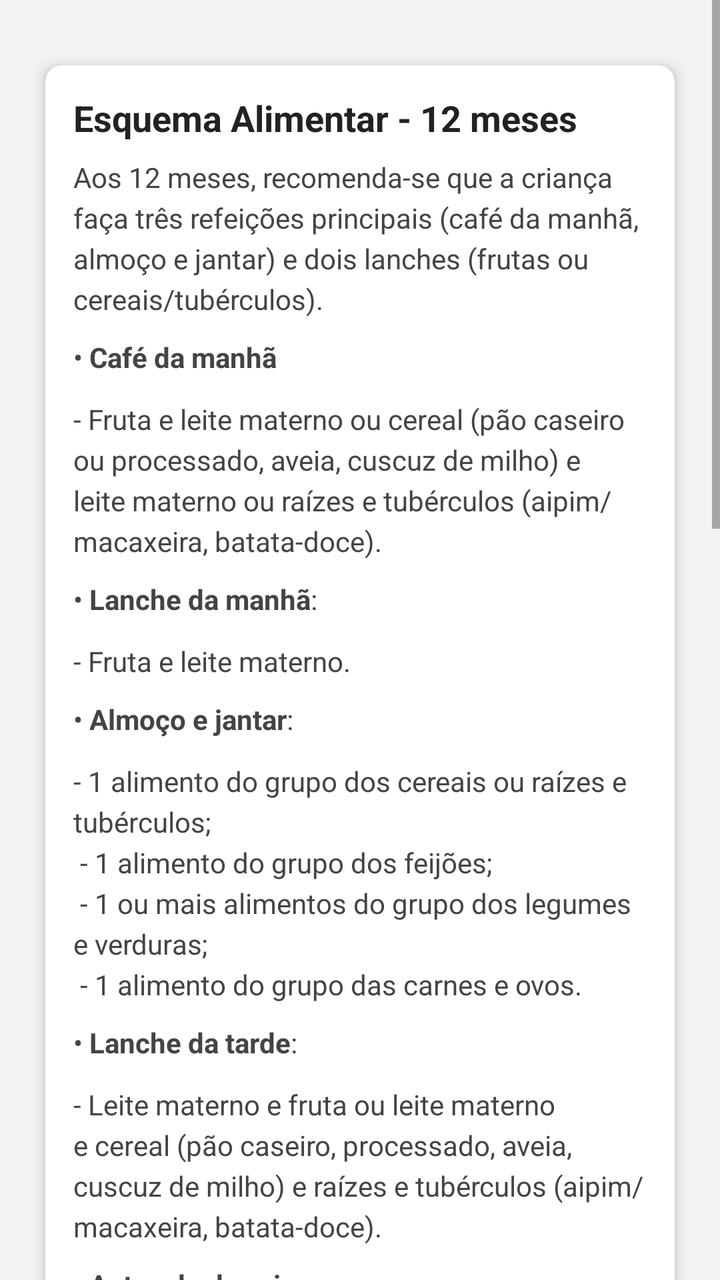
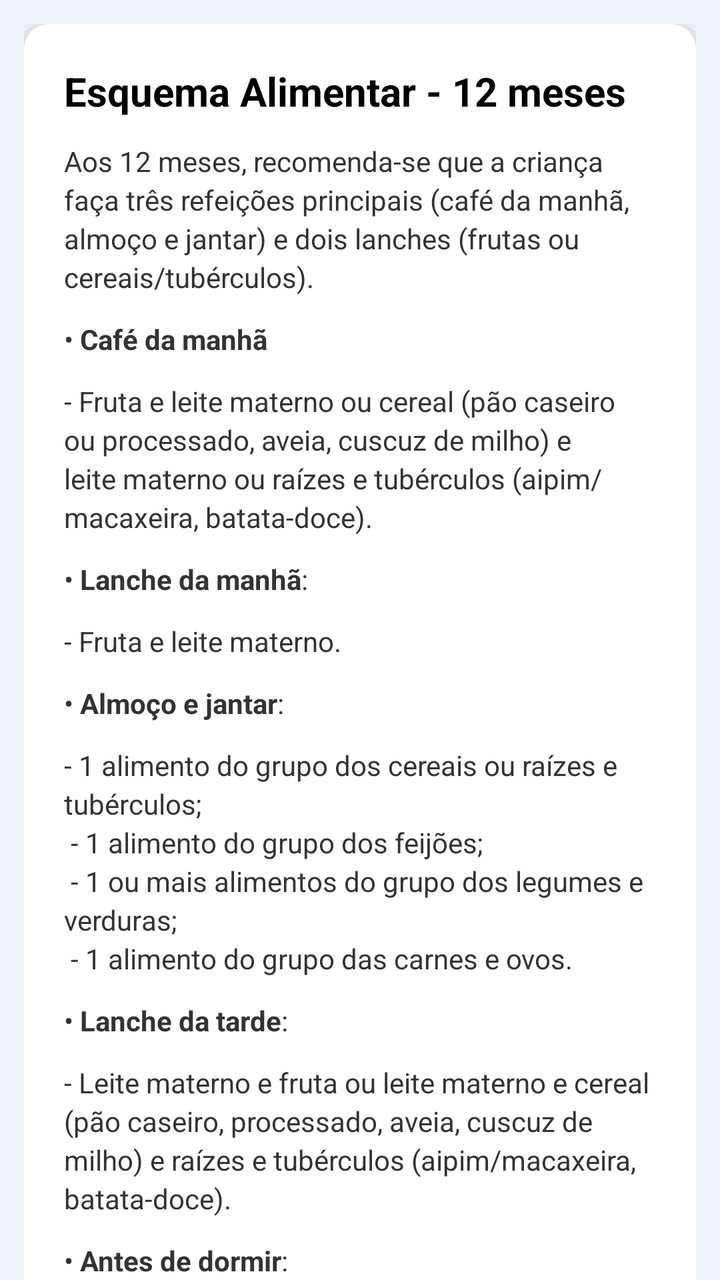

Screens rendered from an Android XML layout before and after an edit, with the pre-edit source and the edit as a unified diff.
<!-- AndroidManifest.xml: application theme Theme.NutrirAGente -->
<!-- res/layout/dietary_plan12.xml -->
<?xml version="1.0" encoding="utf-8"?>
<LinearLayout xmlns:android="http://schemas.android.com/apk/res/android"
    xmlns:app="http://schemas.android.com/apk/res-auto"
    android:orientation="vertical"
    android:layout_width="match_parent"
    android:layout_height="match_parent"
    android:background="#F2F2F2">



    
    <ScrollView
        android:layout_width="match_parent"
        android:layout_height="match_parent"
        android:fillViewport="true">

        <LinearLayout
            android:layout_width="match_parent"
            android:layout_height="wrap_content"
            android:orientation="vertical"
            android:padding="16dp">

            
            <androidx.cardview.widget.CardView
                android:layout_width="match_parent"
                android:layout_height="wrap_content"
                android:layout_marginTop="8dp"
                android:layout_marginBottom="16dp"
                app:cardCornerRadius="8dp"
                app:cardElevation="4dp"
                app:cardUseCompatPadding="true">

                <LinearLayout
                    android:layout_width="match_parent"
                    android:layout_height="wrap_content"
                    android:orientation="vertical"
                    android:padding="14dp">

                    
                    <TextView
                        android:id="@+id/title_feeding_scheme_12m"
                        android:layout_width="wrap_content"
                        android:layout_height="wrap_content"
                        android:text="@string/feeding_scheme_12m"
                        android:textSize="18sp"
                        android:textStyle="bold"
                        android:textColor="#222222"
                        android:layout_marginBottom="8dp"/>

                    
                    <TextView
                        android:id="@+id/intro_feeding_12m"
                        android:layout_width="match_parent"
                        android:layout_height="wrap_content"
                        android:text="@string/feeding_intro_12m"
                        android:textSize="14sp"
                        android:textColor="#444444"
                        android:lineSpacingExtra="4dp"
                        android:layout_marginBottom="10dp"/>

                    
                    <TextView
                        android:id="@+id/breakfast"
                        android:layout_width="match_parent"
                        android:layout_height="wrap_content"
                        android:text="@string/breakfast"
                        android:textSize="14sp"
                        android:textColor="#444444"
                        android:lineSpacingExtra="4dp"
                        android:layout_marginBottom="12dp" />

                    <TextView
                        android:id="@+id/breakfastconteudo"
                        android:layout_width="match_parent"
                        android:layout_height="wrap_content"
                        android:text="@string/breakfast_cont"
                        android:textSize="14sp"
                        android:textColor="#444444"
                        android:lineSpacingExtra="4dp"
                        android:layout_marginBottom="10dp"/>

                    <TextView
                        android:id="@+id/mid_morning_snack"
                        android:layout_width="match_parent"
                        android:layout_height="wrap_content"
                        android:text="@string/mid_morning_snack"
                        android:textSize="14sp"
                        android:textColor="#444444"
                        android:lineSpacingExtra="4dp"
                        android:layout_marginBottom="12dp" />

                    <TextView
                        android:id="@+id/mid_morning_snackconteudo"
                        android:layout_width="match_parent"
                        android:layout_height="wrap_content"
                        android:text="@string/mid_morning_snack_cont"
                        android:textSize="14sp"
                        android:textColor="#444444"
                        android:lineSpacingExtra="4dp"
                        android:layout_marginBottom="10dp"/>

                    <TextView
                    android:id="@+id/lunch_and_dinner"
                    android:layout_width="match_parent"
                    android:layout_height="wrap_content"
                    android:text="@string/lunch_and_dinner"
                    android:textSize="14sp"
                    android:textColor="#444444"
                    android:lineSpacingExtra="4dp"
                    android:layout_marginBottom="12dp" />

                    <TextView
                        android:id="@+id/lunch_and_dinnerconteudo"
                        android:layout_width="match_parent"
                        android:layout_height="wrap_content"
                        android:text="@string/lunch_and_dinnercont"
                        android:textSize="14sp"
                        android:textColor="#444444"
                        android:lineSpacingExtra="4dp"
                        android:layout_marginBottom="10dp"/>

                    <TextView
                        android:id="@+id/afternoon_snack"
                        android:layout_width="match_parent"
                        android:layout_height="wrap_content"
                        android:text="@string/afternoon_snack"
                        android:textSize="14sp"
                        android:textColor="#444444"
                        android:lineSpacingExtra="4dp"
                        android:layout_marginBottom="12dp" />

                    <TextView
                        android:id="@+id/afternoon_snackconteudo"
                        android:layout_width="match_parent"
                        android:layout_height="wrap_content"
                        android:text="@string/afternoon_snackcont"
                        android:textSize="14sp"
                        android:textColor="#444444"
                        android:lineSpacingExtra="4dp"
                        android:layout_marginBottom="10dp"/>

                    <TextView
                        android:id="@+id/beforesleeping"
                        android:layout_width="match_parent"
                        android:layout_height="wrap_content"
                        android:text="@string/beforesleeping"
                        android:textSize="14sp"
                        android:textColor="#444444"
                        android:lineSpacingExtra="4dp"
                        android:layout_marginBottom="10dp"/>

                    <TextView
                        android:id="@+id/beforesleepingcont"
                        android:layout_width="match_parent"
                        android:layout_height="wrap_content"
                        android:text="@string/beforesleepingcont"
                        android:textSize="14sp"
                        android:textColor="#444444"
                        android:lineSpacingExtra="4dp"
                        android:layout_marginBottom="10dp"/>

                    
                    <ImageView
                        android:id="@+id/feeding_child_image"
                        android:layout_width="160dp"
                        android:layout_height="160dp"
                        android:src="@drawable/bebe_andando"
                        android:layout_gravity="center"
                        android:adjustViewBounds="true"
                        android:scaleType="fitCenter"
                        android:layout_marginTop="6dp"
                        android:layout_marginBottom="6dp"/>

                    
                    <LinearLayout
                        android:layout_width="match_parent"
                        android:layout_height="wrap_content"
                        android:layout_marginTop="4dp"
                        android:layout_marginBottom="12dp"
                        android:background="#FFC0CB"
                        android:orientation="vertical"
                        android:padding="12dp">

                        <TextView
                            android:layout_width="wrap_content"
                            android:layout_height="wrap_content"
                            android:layout_marginBottom="6dp"
                            android:text="@string/blue_card_title"
                            android:textColor="#000000"
                            android:textSize="15sp"
                            android:textStyle="bold"
                            android:layout_gravity="center_horizontal"
                            />

                        <TextView
                            android:layout_width="wrap_content"
                            android:layout_height="wrap_content"
                            android:text="@string/almoçoejanta12"
                            android:textColor="#333333"
                            android:textSize="14sp" />

                        <TextView
                            android:layout_width="wrap_content"
                            android:layout_height="wrap_content"
                            android:layout_marginBottom="6dp"
                            android:text="Consistência"
                            android:textColor="#000000"
                            android:textSize="15sp"
                            android:textStyle="bold"
                            android:layout_gravity="center_horizontal"
                            />

                        <TextView
                            android:layout_width="wrap_content"
                            android:layout_height="wrap_content"
                            android:text="Ofereça os alimenteos em pedaços maiores na mesma consistência da comida da família."
                            android:textColor="#333333"
                            android:textSize="14sp" />

                    </LinearLayout>

                <LinearLayout
                    android:layout_width="match_parent"
                    android:layout_height="wrap_content"
                    android:layout_marginTop="4dp"
                    android:layout_marginBottom="12dp"
                    android:background="#FFEA70"
                    android:orientation="vertical"
                    android:padding="12dp">

                    <TextView
                        android:layout_width="wrap_content"
                        android:layout_height="wrap_content"
                        android:text="@string/goldentext"
                        android:textColor="#333333"
                        android:textSize="14sp"
                        android:layout_gravity="center_horizontal" />
                </LinearLayout>

                    <ImageView
                        android:id="@+id/fooding_child_image"
                        android:layout_width="160dp"
                        android:layout_height="160dp"
                        android:src="@drawable/bebe_com_fruta_inteira"
                        android:layout_gravity="center"
                        android:adjustViewBounds="true"
                        android:scaleType="fitCenter"
                        android:layout_marginTop="6dp"
                        android:layout_marginBottom="6dp"/>

                    <LinearLayout
                        android:layout_width="match_parent"
                        android:layout_height="wrap_content"
                        android:layout_marginTop="4dp"
                        android:layout_marginBottom="12dp"
                        android:background="#E0FFFF"
                        android:orientation="vertical"
                        android:padding="12dp">

                        <TextView
                            android:layout_width="wrap_content"
                            android:layout_height="wrap_content"
                            android:text="@string/ciantext12"
                            android:textColor="#333333"
                            android:textSize="14sp"
                            android:layout_gravity="center_horizontal" />
                    </LinearLayout>

                </LinearLayout>
            </androidx.cardview.widget.CardView>

        </LinearLayout>
    </ScrollView>
</LinearLayout>
<!-- resources referenced by this layout -->
<resources>
  <!-- unchanged entries left out for length: 24 -->
</resources>

<!-- the commit's change to res/layout/dietary_plan12.xml (unified diff, before → after) -->
@@ -1,274 +1,160 @@
 <?xml version="1.0" encoding="utf-8"?>
-<LinearLayout xmlns:android="http://schemas.android.com/apk/res/android"
+<androidx.coordinatorlayout.widget.CoordinatorLayout
+    xmlns:android="http://schemas.android.com/apk/res/android"
     xmlns:app="http://schemas.android.com/apk/res-auto"
-    android:orientation="vertical"
     android:layout_width="match_parent"
     android:layout_height="match_parent"
-    android:background="#F2F2F2">
+    android:background="@color/gray">
 
+    <com.google.android.material.appbar.AppBarLayout
+        android:layout_width="match_parent"
+        android:layout_height="wrap_content"
+        android:background="@color/blue_toolbar"
+        app:elevation="@dimen/appbar_elevation" />
 
-
-    
-    <ScrollView
+    <androidx.core.widget.NestedScrollView
         android:layout_width="match_parent"
         android:layout_height="match_parent"
-        android:fillViewport="true">
+        app:layout_behavior="@string/appbar_scrolling_view_behavior">
 
-        <LinearLayout
-            android:layout_width="match_parent"
-            android:layout_height="wrap_content"
-            android:orientation="vertical"
-            android:padding="16dp">
+        <LinearLayout style="@style/LinearContainer">
 
-            
-            <androidx.cardview.widget.CardView
-                android:layout_width="match_parent"
-                android:layout_height="wrap_content"
-                android:layout_marginTop="8dp"
-                android:layout_marginBottom="16dp"
-                app:cardCornerRadius="8dp"
-                app:cardElevation="4dp"
-                app:cardUseCompatPadding="true">
+            <androidx.cardview.widget.CardView style="@style/CardNutrir">
 
-                <LinearLayout
-                    android:layout_width="match_parent"
-                    android:layout_height="wrap_content"
-                    android:orientation="vertical"
-                    android:padding="14dp">
+                <LinearLayout style="@style/CardContent">
 
                     
                     <TextView
                         android:id="@+id/title_feeding_scheme_12m"
-                        android:layout_width="wrap_content"
-                        android:layout_height="wrap_content"
-                        android:text="@string/feeding_scheme_12m"
-                        android:textSize="18sp"
-                        android:textStyle="bold"
-                        android:textColor="#222222"
-                        android:layout_marginBottom="8dp"/>
+                        style="@style/TextTitle"
+                        android:text="@string/feeding_scheme_12m" />
 
                     
                     <TextView
                         android:id="@+id/intro_feeding_12m"
-                        android:layout_width="match_parent"
-                        android:layout_height="wrap_content"
-                        android:text="@string/feeding_intro_12m"
-                        android:textSize="14sp"
-                        android:textColor="#444444"
-                        android:lineSpacingExtra="4dp"
-                        android:layout_marginBottom="10dp"/>
+                        style="@style/TextBodySmall"
+                        android:layout_marginBottom="@dimen/spacing_md"
+                        android:text="@string/feeding_intro_12m" />
 
                     
                     <TextView
                         android:id="@+id/breakfast"
-                        android:layout_width="match_parent"
-                        android:layout_height="wrap_content"
-                        android:text="@string/breakfast"
-                        android:textSize="14sp"
-                        android:textColor="#444444"
-                        android:lineSpacingExtra="4dp"
-                        android:layout_marginBottom="12dp" />
+                        style="@style/TextBodySmall"
+                        android:layout_marginBottom="@dimen/spacing_md"
+                        android:text="@string/breakfast" />
 
                     <TextView
                         android:id="@+id/breakfastconteudo"
-                        android:layout_width="match_parent"
-                        android:layout_height="wrap_content"
-                        android:text="@string/breakfast_cont"
-                        android:textSize="14sp"
-                        android:textColor="#444444"
-                        android:lineSpacingExtra="4dp"
-                        android:layout_marginBottom="10dp"/>
+                        style="@style/TextBodySmall"
+                        android:layout_marginBottom="@dimen/spacing_md"
+                        android:text="@string/breakfast_cont" />
 
                     <TextView
                         android:id="@+id/mid_morning_snack"
-                        android:layout_width="match_parent"
-                        android:layout_height="wrap_content"
-                        android:text="@string/mid_morning_snack"
-                        android:textSize="14sp"
-                        android:textColor="#444444"
-                        android:lineSpacingExtra="4dp"
-                        android:layout_marginBottom="12dp" />
+                        style="@style/TextBodySmall"
+                        android:layout_marginBottom="@dimen/spacing_md"
+                        android:text="@string/mid_morning_snack" />
 
                     <TextView
                         android:id="@+id/mid_morning_snackconteudo"
-                        android:layout_width="match_parent"
-                        android:layout_height="wrap_content"
-                        android:text="@string/mid_morning_snack_cont"
-                        android:textSize="14sp"
-                        android:textColor="#444444"
-                        android:lineSpacingExtra="4dp"
-                        android:layout_marginBottom="10dp"/>
+                        style="@style/TextBodySmall"
+                        android:layout_marginBottom="@dimen/spacing_md"
+                        android:text="@string/mid_morning_snack_cont" />
 
                     <TextView
-                    android:id="@+id/lunch_and_dinner"
-                    android:layout_width="match_parent"
-                    android:layout_height="wrap_content"
-                    android:text="@string/lunch_and_dinner"
-                    android:textSize="14sp"
-                    android:textColor="#444444"
-                    android:lineSpacingExtra="4dp"
-                    android:layout_marginBottom="12dp" />
+                        android:id="@+id/lunch_and_dinner"
+                        style="@style/TextBodySmall"
+                        android:layout_marginBottom="@dimen/spacing_md"
+                        android:text="@string/lunch_and_dinner" />
 
                     <TextView
                         android:id="@+id/lunch_and_dinnerconteudo"
-                        android:layout_width="match_parent"
-                        android:layout_height="wrap_content"
-                        android:text="@string/lunch_and_dinnercont"
-                        android:textSize="14sp"
-                        android:textColor="#444444"
-                        android:lineSpacingExtra="4dp"
-                        android:layout_marginBottom="10dp"/>
+                        style="@style/TextBodySmall"
+                        android:layout_marginBottom="@dimen/spacing_md"
+                        android:text="@string/lunch_and_dinnercont" />
 
                     <TextView
                         android:id="@+id/afternoon_snack"
-                        android:layout_width="match_parent"
-                        android:layout_height="wrap_content"
-                        android:text="@string/afternoon_snack"
-                        android:textSize="14sp"
-                        android:textColor="#444444"
-                        android:lineSpacingExtra="4dp"
-                        android:layout_marginBottom="12dp" />
+                        style="@style/TextBodySmall"
+                        android:layout_marginBottom="@dimen/spacing_md"
+                        android:text="@string/afternoon_snack" />
 
                     <TextView
                         android:id="@+id/afternoon_snackconteudo"
-                        android:layout_width="match_parent"
-                        android:layout_height="wrap_content"
-                        android:text="@string/afternoon_snackcont"
-                        android:textSize="14sp"
-                        android:textColor="#444444"
-                        android:lineSpacingExtra="4dp"
-                        android:layout_marginBottom="10dp"/>
+                        style="@style/TextBodySmall"
+                        android:layout_marginBottom="@dimen/spacing_md"
+                        android:text="@string/afternoon_snackcont" />
 
                     <TextView
                         android:id="@+id/beforesleeping"
-                        android:layout_width="match_parent"
-                        android:layout_height="wrap_content"
-                        android:text="@string/beforesleeping"
-                        android:textSize="14sp"
-                        android:textColor="#444444"
-                        android:lineSpacingExtra="4dp"
-                        android:layout_marginBottom="10dp"/>
+                        style="@style/TextBodySmall"
+                        android:layout_marginBottom="@dimen/spacing_md"
+                        android:text="@string/beforesleeping" />
 
                     <TextView
                         android:id="@+id/beforesleepingcont"
-                        android:layout_width="match_parent"
-                        android:layout_height="wrap_content"
-                        android:text="@string/beforesleepingcont"
-                        android:textSize="14sp"
-                        android:textColor="#444444"
-                        android:lineSpacingExtra="4dp"
-                        android:layout_marginBottom="10dp"/>
+                        style="@style/TextBodySmall"
+                        android:layout_marginBottom="@dimen/spacing_md"
+                        android:text="@string/beforesleepingcont" />
 
                     
                     <ImageView
                         android:id="@+id/feeding_child_image"
-                        android:layout_width="160dp"
-                        android:layout_height="160dp"
-                        android:src="@drawable/bebe_andando"
-                        android:layout_gravity="center"
+                        style="@style/ImageCenter"
                         android:adjustViewBounds="true"
                         android:scaleType="fitCenter"
-                        android:layout_marginTop="6dp"
-                        android:layout_marginBottom="6dp"/>
+                        android:src="@drawable/bebe_andando" />
 
                     
-                    <LinearLayout
-                        android:layout_width="match_parent"
-                        android:layout_height="wrap_content"
-                        android:layout_marginTop="4dp"
-                        android:layout_marginBottom="12dp"
-                        android:background="#FFC0CB"
-                        android:orientation="vertical"
-                        android:padding="12dp">
+                    <LinearLayout style="@style/SchemeBoxPink">
 
                         <TextView
-                            android:layout_width="wrap_content"
-                            android:layout_height="wrap_content"
-                            android:layout_marginBottom="6dp"
-                            android:text="@string/blue_card_title"
-                            android:textColor="#000000"
-                            android:textSize="15sp"
-                            android:textStyle="bold"
-                            android:layout_gravity="center_horizontal"
-                            />
+                            style="@style/SchemeTitle"
+                            android:text="@string/blue_card_title" />
 
                         <TextView
-                            android:layout_width="wrap_content"
-                            android:layout_height="wrap_content"
-                            android:text="@string/almoçoejanta12"
-                            android:textColor="#333333"
-                            android:textSize="14sp" />
+                            style="@style/TextBodySmall"
+                            android:text="@string/almoçoejanta12" />
 
                         <TextView
-                            android:layout_width="wrap_content"
-                            android:layout_height="wrap_content"
-                            android:layout_marginBottom="6dp"
-                            android:text="Consistência"
-                            android:textColor="#000000"
-                            android:textSize="15sp"
-                            android:textStyle="bold"
-                            android:layout_gravity="center_horizontal"
-                            />
+                            style="@style/SchemeTitle"
+                            android:layout_marginTop="@dimen/spacing_xs"
+                            android:text="Consistência" />
 
                         <TextView
-                            android:layout_width="wrap_content"
-                            android:layout_height="wrap_content"
-                            android:text="Ofereça os alimenteos em pedaços maiores na mesma consistência da comida da família."
-                            android:textColor="#333333"
-                            android:textSize="14sp" />
-
+                            style="@style/TextBodySmall"
+                            android:text="Ofereça os alimenteos em pedaços maiores na mesma consistência da comida da família." />
                     </LinearLayout>
 
-                <LinearLayout
-                    android:layout_width="match_parent"
-                    android:layout_height="wrap_content"
-                    android:layout_marginTop="4dp"
-                    android:layout_marginBottom="12dp"
-                    android:background="#FFEA70"
-                    android:orientation="vertical"
-                    android:padding="12dp">
+                    
+                    <LinearLayout style="@style/SchemeBoxGold">
 
-                    <TextView
-                        android:layout_width="wrap_content"
-                        android:layout_height="wrap_content"
-                        android:text="@string/goldentext"
-                        android:textColor="#333333"
-                        android:textSize="14sp"
-                        android:layout_gravity="center_horizontal" />
-                </LinearLayout>
+                        <TextView
+                            style="@style/TextBodySmall"
+                            android:layout_gravity="center_horizontal"
+                            android:text="@string/goldentext" />
+                    </LinearLayout>
 
                     <ImageView
                         android:id="@+id/fooding_child_image"
-                        android:layout_width="160dp"
-                        android:layout_height="160dp"
-                        android:src="@drawable/bebe_com_fruta_inteira"
-                        android:layout_gravity="center"
+                        style="@style/ImageCenter"
                         android:adjustViewBounds="true"
                         android:scaleType="fitCenter"
-                        android:layout_marginTop="6dp"
-                        android:layout_marginBottom="6dp"/>
+                        android:src="@drawable/bebe_com_fruta_inteira" />
 
-                    <LinearLayout
-                        android:layout_width="match_parent"
-                        android:layout_height="wrap_content"
-                        android:layout_marginTop="4dp"
-                        android:layout_marginBottom="12dp"
-                        android:background="#E0FFFF"
-                        android:orientation="vertical"
-                        android:padding="12dp">
+                    
+                    <LinearLayout style="@style/SchemeBoxCyan">
 
                         <TextView
-                            android:layout_width="wrap_content"
-                            android:layout_height="wrap_content"
-                            android:text="@string/ciantext12"
-                            android:textColor="#333333"
-                            android:textSize="14sp"
-                            android:layout_gravity="center_horizontal" />
+                            style="@style/TextBodySmall"
+                            android:layout_gravity="center_horizontal"
+                            android:text="@string/ciantext12" />
                     </LinearLayout>
 
                 </LinearLayout>
             </androidx.cardview.widget.CardView>
 
         </LinearLayout>
-    </ScrollView>
-</LinearLayout>
+    </androidx.core.widget.NestedScrollView>
+
+</androidx.coordinatorlayout.widget.CoordinatorLayout>
<!-- resource entries referenced after the edit -->
@@ -1,5 +1,95 @@
 <!-- resources referenced by this layout -->
 <resources>
+  <color name="gray">#F1F4F8</color>
+  <dimen name="appbar_elevation">12dp</dimen>
+  <dimen name="spacing_md">12dp</dimen>
+  <dimen name="spacing_xs">4dp</dimen>
+  <style name="CardContent">
+          <item name="android:layout_width">match_parent</item>
+          <item name="android:layout_height">wrap_content</item>
+          <item name="android:orientation">vertical</item>
+          <item name="android:padding">@dimen/padding_xl</item>
+      </style>
+  <style name="CardNutrir">
+          <item name="android:layout_width">match_parent</item>
+          <item name="android:layout_height">wrap_content</item>
+          <item name="android:layout_marginBottom">@dimen/card_margin_bottom</item>
+          <item name="cardCornerRadius">@dimen/card_radius</item>
+          <item name="cardElevation">@dimen/card_elevation</item>
+      </style>
+  <style name="ImageCenter">
+          <item name="android:layout_width">@dimen/image_size_md</item>
+          <item name="android:layout_height">@dimen/image_size_md</item>
+          <item name="android:layout_gravity">center_horizontal</item>
+          <item name="android:layout_marginVertical">@dimen/spacing_sm</item>
+      </style>
+  <style name="LinearContainer">
+          <item name="android:layout_width">match_parent</item>
+          <item name="android:layout_height">wrap_content</item>
+          <item name="android:orientation">vertical</item>
+          <item name="android:padding">@dimen/padding_md</item>
+      </style>
+  <style name="SchemeBoxCyan" parent="SchemeBox">
+          <item name="android:background">@color/box_cyan</item>
+      </style>
+  <style name="SchemeBoxGold" parent="SchemeBox">
+          <item name="android:background">@color/box_gold</item>
+      </style>
+  <style name="SchemeBoxPink" parent="SchemeBox">
+          <item name="android:background">@color/box_pink</item>
+      </style>
+  <style name="SchemeTitle" parent="TextBodySmall">
+          <item name="android:textStyle">bold</item>
+          <item name="android:textColor">@color/text_bold</item>
+          <item name="android:layout_gravity">center_horizontal</item>
+          <item name="android:layout_marginBottom">@dimen/spacing_xs</item>
+      </style>
+  <style name="TextBodySmall" parent="TextBody">
+          <item name="android:textSize">@dimen/text_size_sm</item>
+      </style>
+  <style name="TextTitle" parent="TextAppearance.Nutrir">
+          <item name="android:layout_width">wrap_content</item>
+          <item name="android:layout_height">wrap_content</item>
+          <item name="android:textSize">@dimen/text_size_xl</item>
+          <item name="android:textStyle">bold</item>
+          <item name="android:textColor">@color/text_bold</item>
+          <item name="android:layout_marginBottom">@dimen/spacing_md</item>
+      </style>
+  <dimen name="padding_xl">20dp</dimen>
+  <dimen name="card_margin_bottom">16dp</dimen>
+  <dimen name="card_radius">12dp</dimen>
+  <dimen name="card_elevation">4dp</dimen>
+  <dimen name="image_size_md">180dp</dimen>
+  <dimen name="spacing_sm">8dp</dimen>
+  <dimen name="padding_md">12dp</dimen>
+  <style name="SchemeBox">
+          <item name="android:layout_width">match_parent</item>
+          <item name="android:layout_height">wrap_content</item>
+          <item name="android:orientation">vertical</item>
+          <item name="android:layout_marginBottom">@dimen/spacing_md</item>
+          <item name="android:padding">@dimen/padding_md</item>
+      </style>
+  <color name="box_cyan">#E0FFFF</color>
+  <color name="box_gold">#FFEA70</color>
+  <color name="box_pink">#FFC0CB</color>
+  <color name="text_bold">#000000</color>
+  <style name="TextBody" parent="TextAppearance.Nutrir">
+          <item name="android:layout_width">match_parent</item>
+          <item name="android:layout_height">wrap_content</item>
+          <item name="android:textSize">@dimen/text_size_md</item>
+          <item name="android:lineSpacingExtra">@dimen/line_spacing_sm</item>
+          <item name="android:textColor">@color/color_text_black</item>
+      </style>
+  <dimen name="text_size_sm">14sp</dimen>
+  <style name="TextAppearance.Nutrir" parent="TextAppearance.AppCompat">
+          <item name="android:textColor">@color/text_primary</item>
+          <item name="android:lineSpacingExtra">@dimen/line_spacing_sm</item>
+      </style>
+  <dimen name="text_size_xl">20sp</dimen>
+  <dimen name="text_size_md">16sp</dimen>
+  <dimen name="line_spacing_sm">3dp</dimen>
+  <color name="color_text_black">#333333</color>
+  <color name="text_primary">#2B2B2B</color>
   <!-- unchanged entries left out for length: 24 -->
 </resources>
 
